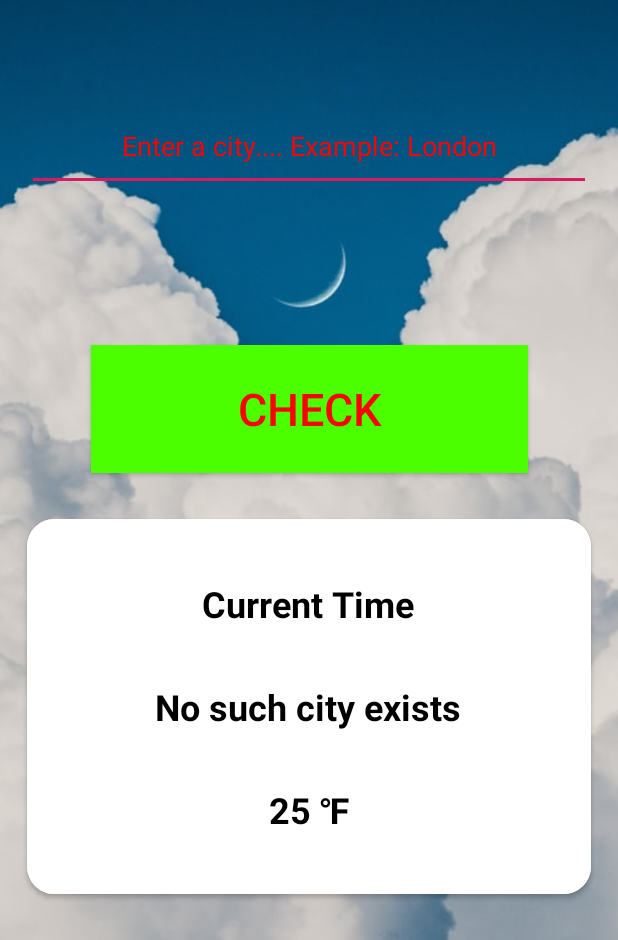
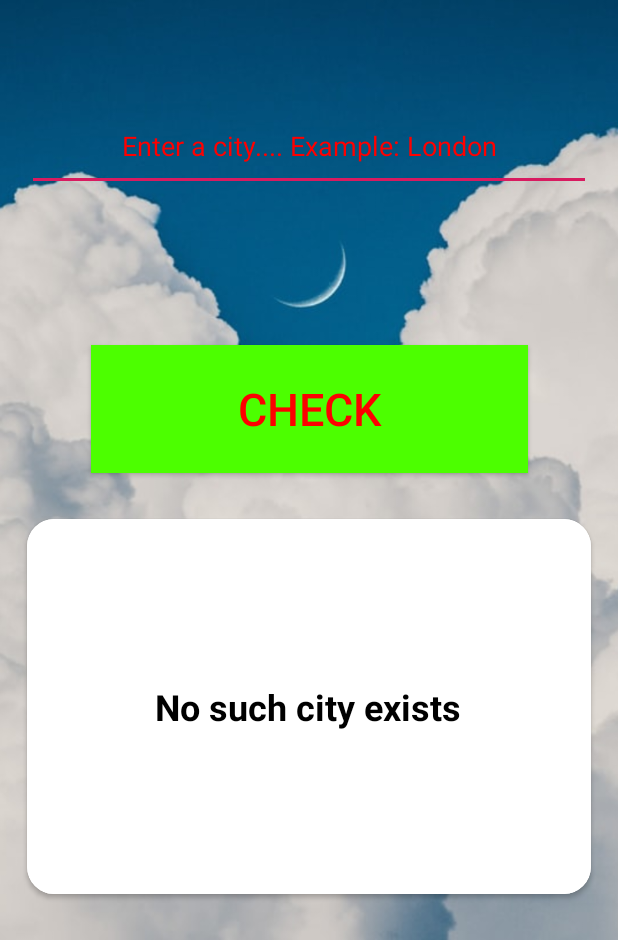
Before and after one commit to Sid200026/studious-train, an Android app: the screen it shows after launch (MainActivity), after a tap on "CHECK", on a phone screen of 412 x 824 dp, the part 296-1236 px from its top. Run offline under Robolectric (Android 15) with nearby library versions, the phone set to English and light mode, and no system bars; 1 statement that could not run was skipped.

Commit message:
not valid city issue fixed

```diff
--- a/GetWeather/app/src/main/java/com/example/getweather/MainActivity.java
+++ b/GetWeather/app/src/main/java/com/example/getweather/MainActivity.java
@@ -77,6 +77,8 @@ public class MainActivity extends AppCompatActivity {
 
             } catch(Exception e) {
                 e.printStackTrace();
+                timeView.setVisibility(View.INVISIBLE);
+                tempView.setVisibility(View.INVISIBLE);
                 textView.setText(getResources().getString(R.string.no_such_city));
             }
         }
```
